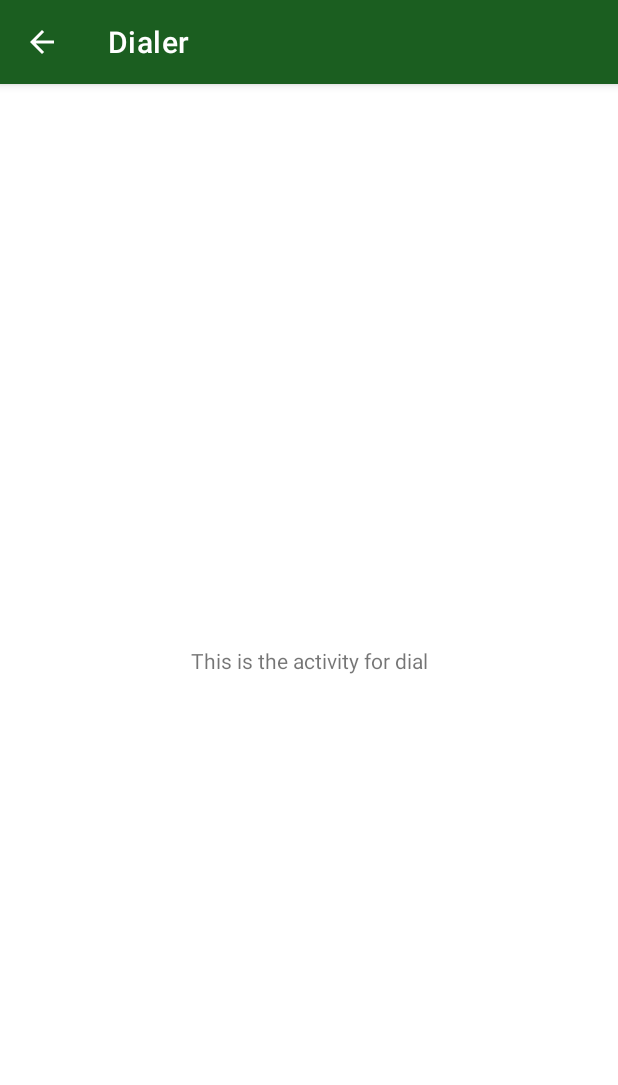
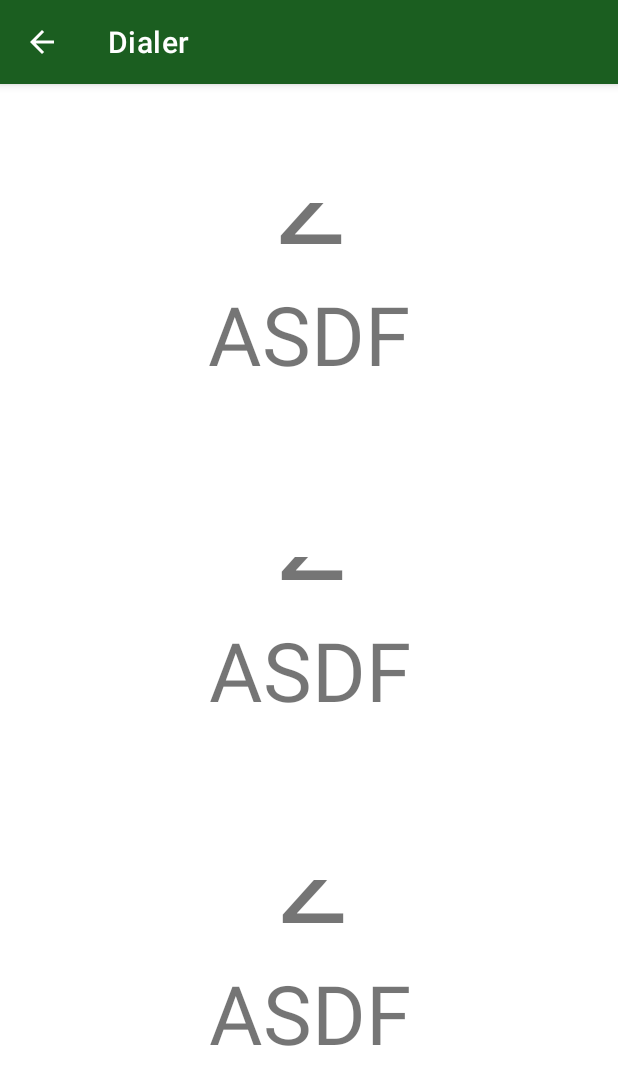
Before and after one commit to JonasHagstrom79/Dialer, an Android app: the DialActivity screen opened directly, with no data from a screen before it, on a phone screen of 412 x 824 dp. Shown: the top 1085 px of the screen. Run offline under Robolectric (Android 15) with nearby library versions, the phone set to English and light mode, and no system bars.

Commit message:
Added clickevent

```diff
--- a/app/src/main/AndroidManifest.xml
+++ b/app/src/main/AndroidManifest.xml
@@ -24,6 +24,7 @@
              project's local.properties file (e.g. MAPS_API_KEY=Aiza...), and replace the
              "YOUR_API_KEY" string in this file with "${MAPS_API_KEY}".
         -->
+
         <meta-data
             android:name="com.google.android.geo.API_KEY"
             android:value="AIzaSyChCTxjAz2NWkfAKqIpzDkY38EP5XoTVLA" />
@@ -72,5 +73,10 @@
                 android:value="" />
         </activity>
     </application>
+    <!--Remove
+    <uses-feature>
 
+    </uses-feature>  -->
+    <!--
+    <uses-permission android:name="android.permission.SEND_SMS" /> Remove -->
 </manifest>
--- /dev/null
+++ b/app/src/main/java/se/miun/caha1906/dt031g/dialer/DialpadButton.java
@@ -0,0 +1,103 @@
+package se.miun.caha1906.dt031g.dialer;
+
+import android.annotation.SuppressLint;
+import android.content.Context;
+import android.util.AttributeSet;
+import android.view.MotionEvent;
+import androidx.annotation.NonNull;
+import androidx.annotation.Nullable;
+import androidx.constraintlayout.widget.ConstraintLayout;
+
+public class DialpadButton extends ConstraintLayout {
+
+    public DialpadButton(@NonNull Context context) {
+        super(context);
+        init(context);
+    }
+
+    public DialpadButton(@NonNull Context context, @Nullable AttributeSet attrs) {
+        super(context, attrs);
+        init(context);
+    }
+
+    @SuppressLint("ClickableViewAccessibility")
+    private void init(Context context) {
+        //inflate(context, R.layout.dialpadbutton, this);
+        inflate(context, R.layout.view_dialpadbutton, this);
+
+        setOnTouchListener((view, motionEvent) -> {
+            switch (motionEvent.getAction()) {
+                case MotionEvent.ACTION_DOWN:
+                    animate().alpha(0f).setDuration(500).start();
+                    break;
+                case MotionEvent.ACTION_UP:
+                    animate().alpha(1f).setDuration(500).start();
+                    break;
+            }
+            return true;
+        });
+    }
+
+//    // Does not make use of XML attributes
+//    public DialpadButton(Context context) {
+//        super(context);
+//
+//        // Add init method?
+////        init(null);
+//    }
+//
+//
+//    //This constructor is used when you create instances from an xml layout file.
+//    //For example, from activity_main.xml (where app:color is a custom attribute we
+//    //can use to set starting color for the button):
+//    public DialpadButton(Context context, AttributeSet attrs) {
+//        super(context, attrs);
+//
+//        //return attrs;
+//    }
+
+
+    // 3 more ctors in original code?
+
+    //ObjectAnimator alphaAnimator = ObjectAnimator.ofFloat()
+
+
+
+
+    // Use a private method to do the init
+//    private void init(AttributeSet attrs) {
+//        // Inflate the layout this component uses
+//        inflate(getContext(), R.layout.dialpadbutton, this);
+//
+//        // Now we can get a reference to the views this component uses
+//        dialPadMessage = findViewById(R.id.textDialpadMessage);
+//        dialPadTitle = findViewById(R.id.textDialpadTitle);
+//
+//        ValueAnimator animation = ValueAnimator.ofFloat(0f, 100f); // TEST
+//        animation.setDuration(1000); // Test
+//        animation.start(); // Test
+//        // Retrieve our custom attributes.
+//        //TypedArray customAttributes = getContext().getTheme().obtainStyledAttributes(
+//        //        attrs,
+//        //        R.styleable.DialpadButton, // HÄR ÄR JAG!!!!
+//        //        0, 0);
+//
+//
+//    }
+        //inflate(getContext(), R.layout.dialpadbutton, this);
+
+    // Det ska finnas en metod som kan användas för att ändra vad som ska
+    //TextView myTitle = findViewById(R.id.textDialpadTitle);
+    // visas som title
+    public void setTitle(String newTitle) {
+        //myTitle.setText(newTitle);
+        //return title;
+    }
+
+    //TextView myMessage = findViewById(R.id.textDialpadMessage);
+    // Visar message under title
+    public void setMessage(String newMessage) {
+        // Sets message
+        //myMessage.setText(newMessage);
+    }
+}
--- a/app/src/main/res/layout/activity_dial.xml
+++ b/app/src/main/res/layout/activity_dial.xml
@@ -6,13 +6,29 @@
     android:layout_height="match_parent"
     tools:context=".DialActivity">
 
-    <TextView
-        android:id="@+id/textView_dial"
-        android:layout_width="wrap_content"
-        android:layout_height="wrap_content"
-        android:text="@string/textView_dial"
+    <se.miun.caha1906.dt031g.dialer.DialpadButton
+        android:layout_width="165dp"
+        android:layout_height="157dp"
+        app:layout_constraintBottom_toTopOf="@+id/dialpadButton3"
+        app:layout_constraintEnd_toEndOf="parent"
+        app:layout_constraintStart_toStartOf="parent"
+        app:layout_constraintTop_toTopOf="parent" />
+
+    <se.miun.caha1906.dt031g.dialer.DialpadButton
+        android:id="@+id/dialpadButton3"
+        android:layout_width="133dp"
+        android:layout_height="137dp"
         app:layout_constraintBottom_toBottomOf="parent"
         app:layout_constraintEnd_toEndOf="parent"
         app:layout_constraintStart_toStartOf="parent"
         app:layout_constraintTop_toTopOf="parent" />
+
+    <se.miun.caha1906.dt031g.dialer.DialpadButton
+        android:id="@+id/dialpadButton4"
+        android:layout_width="135dp"
+        android:layout_height="160dp"
+        app:layout_constraintBottom_toBottomOf="parent"
+        app:layout_constraintEnd_toEndOf="parent"
+        app:layout_constraintStart_toStartOf="parent"
+        app:layout_constraintTop_toBottomOf="@+id/dialpadButton3" />
 </androidx.constraintlayout.widget.ConstraintLayout>
--- /dev/null
+++ b/app/src/main/res/layout/view_dialpadbutton.xml
@@ -0,0 +1,32 @@
+<?xml version="1.0" encoding="utf-8"?>
+<androidx.constraintlayout.widget.ConstraintLayout xmlns:android="http://schemas.android.com/apk/res/android"
+    xmlns:app="http://schemas.android.com/apk/res-auto"
+    android:layout_width="match_parent"
+    android:layout_height="match_parent">
+
+    <TextView
+        android:id="@+id/textTitle"
+        android:layout_width="144dp"
+        android:layout_height="116dp"
+        android:text="@string/textTitle"
+        android:textAlignment="center"
+        app:autoSizeTextType="uniform"
+        app:layout_constraintBottom_toTopOf="@+id/textMessage"
+        app:layout_constraintEnd_toEndOf="parent"
+        app:layout_constraintStart_toStartOf="parent"
+        app:layout_constraintTop_toTopOf="parent"
+        app:layout_constraintVertical_bias="1.0" />
+
+    <TextView
+        android:id="@+id/textMessage"
+        android:layout_width="146dp"
+        android:layout_height="73dp"
+        android:text="@string/textMessage"
+        android:textAlignment="center"
+        app:autoSizeTextType="uniform"
+        app:layout_constraintBottom_toBottomOf="parent"
+        app:layout_constraintEnd_toEndOf="parent"
+        app:layout_constraintStart_toStartOf="parent"
+        app:layout_constraintTop_toTopOf="parent"
+        app:layout_constraintVertical_bias="0.603" />
+</androidx.constraintlayout.widget.ConstraintLayout>
--- a/app/src/main/res/values/strings.xml
+++ b/app/src/main/res/values/strings.xml
@@ -25,4 +25,8 @@
     </string>
     <string name="attachment_summary_off">Only download attachments when manually requested</string>
     <string name="title_activity_maps">MapsActivity</string>
+    <string name="textDialpadTitle">1</string>
+    <string name="textDialpadMessage">ABC</string>
+    <string name="textTitle">2</string>
+    <string name="textMessage">ASDF</string>
 </resources>
```
Also changed, not shown: app/src/main/java/se/miun/caha1906/dt031g/dialer/DialActivity.java (+9 -0 lines), app/src/main/res/layout/activity_call_list.xml (+13 -0 lines), app/src/main/res/layout/dialpadbutton.xml (added, +33 -0 lines), 1 other file.
